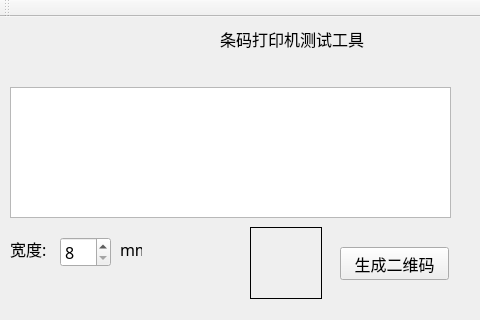
isliulin/QT43, file sprinter/mainwindow.ui: the form before one commit; both pictures show x 0 to 480 and y 0 to 320 of the 651 by 402 pixel window.
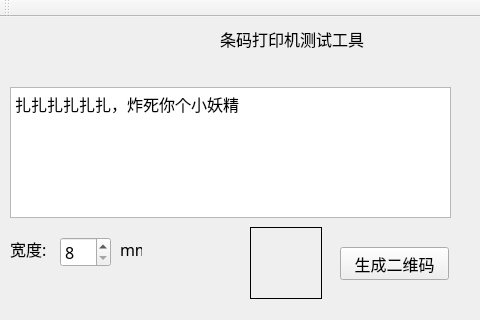
The form after the commit.

```diff
--- a/sprinter/mainwindow.ui
+++ b/sprinter/mainwindow.ui
@@ -29,6 +29,13 @@
       <height>131</height>
      </rect>
     </property>
+    <property name="html">
+     <string>&lt;!DOCTYPE HTML PUBLIC &quot;-//W3C//DTD HTML 4.0//EN&quot; &quot;http://www.w3.org/TR/REC-html40/strict.dtd&quot;&gt;
+&lt;html&gt;&lt;head&gt;&lt;meta name=&quot;qrichtext&quot; content=&quot;1&quot; /&gt;&lt;style type=&quot;text/css&quot;&gt;
+p, li { white-space: pre-wrap; }
+&lt;/style&gt;&lt;/head&gt;&lt;body style=&quot; font-family:'Agency FB'; font-size:12pt; font-weight:400; font-style:normal;&quot;&gt;
+&lt;p style=&quot; margin-top:0px; margin-bottom:0px; margin-left:0px; margin-right:0px; -qt-block-indent:0; text-indent:0px;&quot;&gt;扎扎扎扎扎扎，炸死你个小妖精&lt;/p&gt;&lt;/body&gt;&lt;/html&gt;</string>
+    </property>
    </widget>
    <widget class="QPushButton" name="pushButton">
     <property name="geometry">
```
